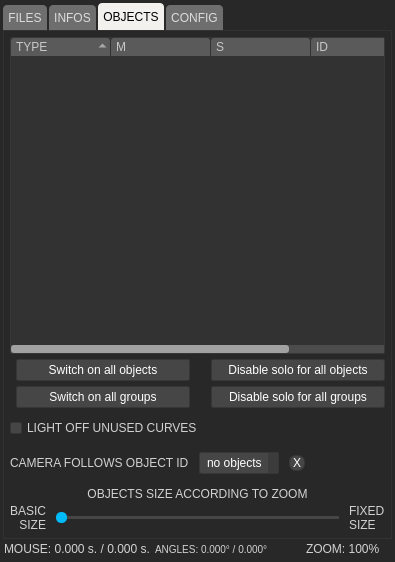
Before: the Qt Designer form gui/uiinspector.ui in buzzinglight/IanniX, drawn with Qt 5.
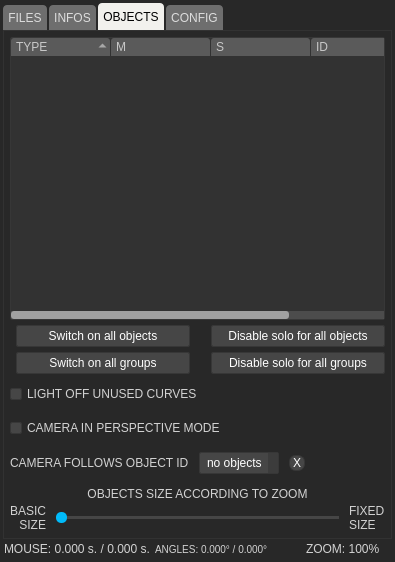
After: the same form once the commit is applied. The open tabs and pages were chosen to show the change. Icons and pictures are not drawn. Custom widgets are drawn as their Qt base class.

The edit to the form file:
```diff
--- a/gui/uiinspector.ui
+++ b/gui/uiinspector.ui
@@ -4657,6 +4657,19 @@
             </property>
            </widget>
           </item>
+          <item>
+           <widget class="QCheckBox" name="viewCameraModeCheck">
+            <property name="toolTip">
+             <string>Gives a small opacity on curves which has no cursor running on</string>
+            </property>
+            <property name="text">
+             <string>CAMERA IN PERSPECTIVE MODE</string>
+            </property>
+            <property name="checked">
+             <bool>false</bool>
+            </property>
+           </widget>
+          </item>
           <item>
            <layout class="QHBoxLayout" name="horizontalLayout_9">
             <property name="spacing">
```
Left out of the diff: 116 changed lines with no effect on the pictures.
